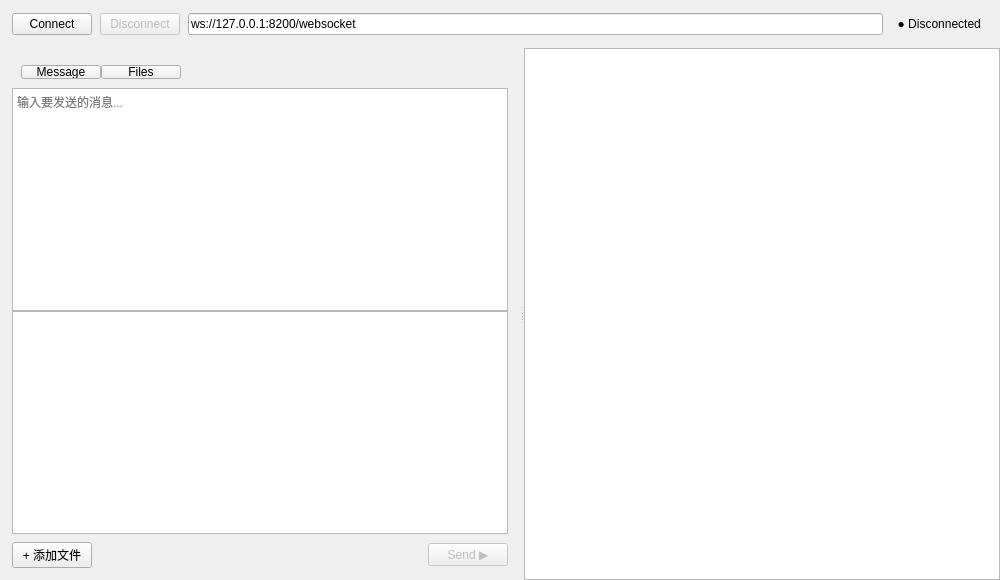
Above: Sources/Froms/WebSocketPage.ui from FixLater/image-text before the change. Below: the same form after it.
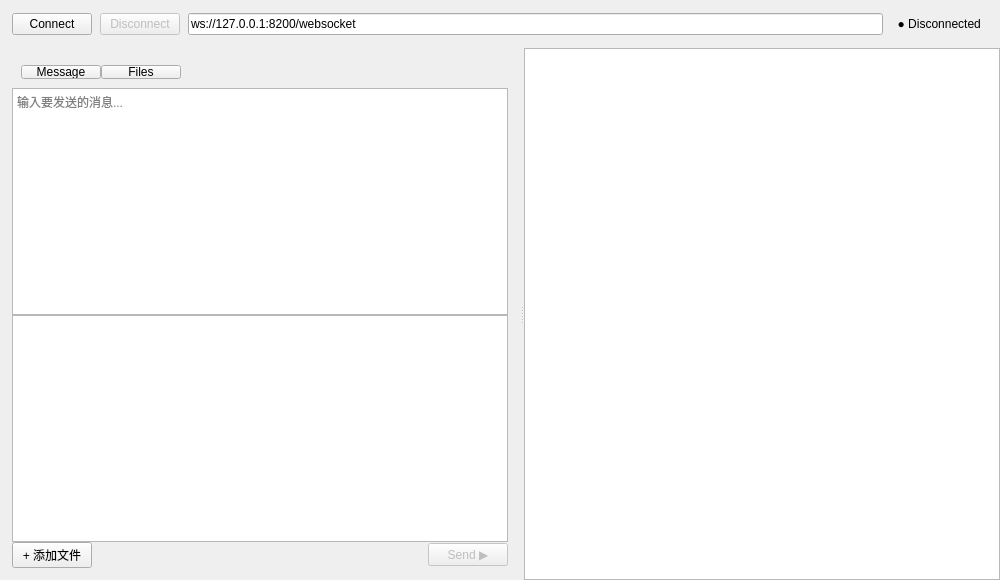
That is the form after the change.

Commit message:
style(ui): 调整界面元素尺寸和样式
- 修改了标签页添加按钮的高度从28到24像素
- 移除了标签页组件的圆角样式设置
- 调整了关闭按钮的内边距以改善视觉效果
- 修改了标签栏组件的最小和最大高度从32到28像素
- 调整了面包屑分隔符和按钮的内边距参数
- 更新了窗口控制按钮的内边距配置
- 调整了WebSocket页面标签选项卡的内边距从16px到8px
- 隐藏了分割器手柄并将其尺寸设为0以优化布局
- 移除了发送区域的顶部边距以改进空间利用

Patch:
```diff
--- a/Sources/Froms/WebSocketPage.ui
+++ b/Sources/Froms/WebSocketPage.ui
@@ -109,7 +109,7 @@
            <item>
             <layout class="QHBoxLayout" name="sendRowLayout">
              <property name="spacing"><number>8</number></property>
-             <property name="topMargin"><number>8</number></property>
+           <property name="topMargin"><number>0</number></property>
              <item>
               <widget class="QPushButton" name="selectFile">
                <property name="text"><string>+ 添加文件</string></property>
```
The commit also changes 3 other files.
